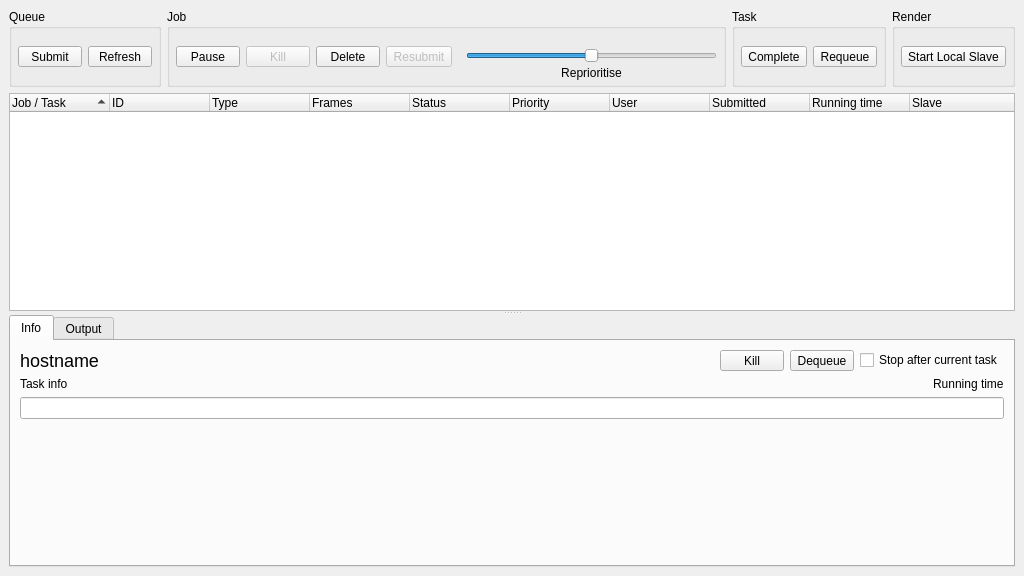
mjbonnington/icarus-gps, file core/tools/renderQueue/queue_ui.ui: the form before one commit.
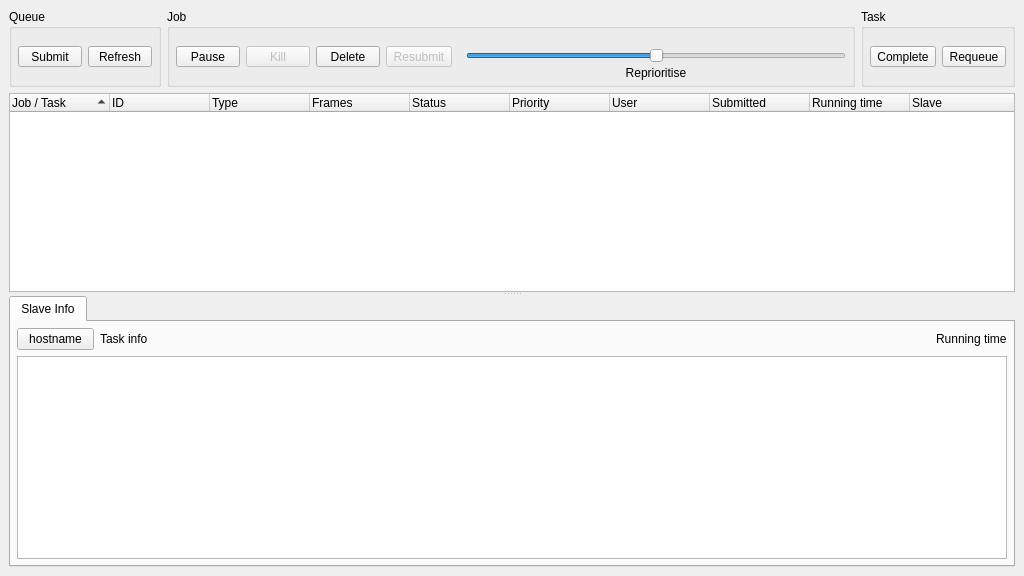
The form after the commit. Icons and pictures are not drawn.

Commit message: Render queue substantially working.

```diff
--- a/core/tools/renderQueue/queue_ui.ui
+++ b/core/tools/renderQueue/queue_ui.ui
@@ -420,60 +420,6 @@
          </layout>
         </widget>
        </item>
-       <item>
-        <widget class="QGroupBox" name="render_groupBox">
-         <property name="title">
-          <string>Render</string>
-         </property>
-         <layout class="QHBoxLayout" name="horizontalLayout_6">
-          <property name="leftMargin">
-           <number>6</number>
-          </property>
-          <property name="topMargin">
-           <number>4</number>
-          </property>
-          <property name="rightMargin">
-           <number>6</number>
-          </property>
-          <property name="bottomMargin">
-           <number>4</number>
-          </property>
-          <item>
-           <widget class="QToolButton" name="slave_toolButton">
-            <property name="minimumSize">
-             <size>
-              <width>64</width>
-              <height>0</height>
-             </size>
-            </property>
-            <property name="toolTip">
-             <string>&lt;html&gt;&lt;head/&gt;&lt;body&gt;&lt;p&gt;&lt;span style=&quot; font-weight:600;&quot;&gt;Toggle the local render slave&lt;/span&gt;&lt;/p&gt;&lt;p&gt;When enabled, the local slave will periodically look for jobs to render.&lt;/p&gt;&lt;/body&gt;&lt;/html&gt;</string>
-            </property>
-            <property name="text">
-             <string>Start Local Slave</string>
-            </property>
-            <property name="icon">
-             <iconset resource="../../ui/rsc.qrc">
-              <normaloff>:/rsc/rsc/icon_render.png</normaloff>
-              <disabledoff>:/rsc/rsc/icon_render_disabled.png</disabledoff>:/rsc/rsc/icon_render.png</iconset>
-            </property>
-            <property name="iconSize">
-             <size>
-              <width>32</width>
-              <height>32</height>
-             </size>
-            </property>
-            <property name="checkable">
-             <bool>true</bool>
-            </property>
-            <property name="toolButtonStyle">
-             <enum>Qt::ToolButtonTextUnderIcon</enum>
-            </property>
-           </widget>
-          </item>
-         </layout>
-        </widget>
-       </item>
       </layout>
      </widget>
     </item>
@@ -567,93 +513,69 @@
        </property>
        <widget class="QWidget" name="info_tab">
         <attribute name="title">
-         <string>Info</string>
+         <string>Slave Info</string>
         </attribute>
         <layout class="QVBoxLayout" name="verticalLayout_4">
+         <property name="margin">
+          <number>6</number>
+         </property>
          <item>
           <layout class="QHBoxLayout" name="slaveInfo_horizontalLayout">
            <item>
-            <widget class="QLabel" name="slaveStatus_label">
+            <widget class="QToolButton" name="slaveControl_toolButton">
+             <property name="sizePolicy">
+              <sizepolicy hsizetype="Maximum" vsizetype="Fixed">
+               <horstretch>0</horstretch>
+               <verstretch>0</verstretch>
+              </sizepolicy>
+             </property>
+             <property name="minimumSize">
+              <size>
+               <width>64</width>
+               <height>0</height>
+              </size>
+             </property>
+             <property name="toolTip">
+              <string>&lt;html&gt;&lt;head/&gt;&lt;body&gt;&lt;p&gt;&lt;span style=&quot; font-weight:600;&quot;&gt;Control the local render slave&lt;/span&gt;&lt;/p&gt;&lt;p&gt;Start and stop the local slave, and control task completion options.&lt;/p&gt;&lt;/body&gt;&lt;/html&gt;</string>
+             </property>
              <property name="styleSheet">
-              <string notr="true">QLabel {
-		font-size: 18px;
-}</string>
+              <string notr="true">QToolButton {
+	padding: 1px 12px 2px 1px;
+}
+
+QToolButton:pressed, QToolButton:checked:pressed {
+	padding: 2px 11px 1px 2px;
+}
+
+QToolButton:disabled {
+	color: #ccc;
+}
+</string>
              </property>
              <property name="text">
               <string>hostname</string>
              </property>
-            </widget>
-           </item>
-           <item>
-            <widget class="QToolButton" name="processKill_toolButton">
-             <property name="minimumSize">
-              <size>
-               <width>64</width>
-               <height>0</height>
-              </size>
+             <property name="icon">
+              <iconset resource="../../ui/rsc.qrc">
+               <normaloff>:/rsc/rsc/status_icon_ready.png</normaloff>:/rsc/rsc/status_icon_ready.png</iconset>
              </property>
-             <property name="text">
-              <string>Kill</string>
-             </property>
              <property name="iconSize">
               <size>
-               <width>32</width>
-               <height>32</height>
+               <width>15</width>
+               <height>15</height>
               </size>
              </property>
-             <property name="toolButtonStyle">
-              <enum>Qt::ToolButtonTextUnderIcon</enum>
-             </property>
-            </widget>
-           </item>
-           <item>
-            <widget class="QToolButton" name="dequeue_toolButton">
-             <property name="minimumSize">
-              <size>
-               <width>64</width>
-               <height>0</height>
-              </size>
-             </property>
-             <property name="text">
-              <string>Dequeue</string>
-             </property>
-             <property name="iconSize">
-              <size>
-               <width>32</width>
-               <height>32</height>
-              </size>
-             </property>
-             <property name="toolButtonStyle">
-              <enum>Qt::ToolButtonTextUnderIcon</enum>
-             </property>
-            </widget>
-           </item>
-           <item>
-            <widget class="QCheckBox" name="stopAfterTask_checkBox">
-             <property name="enabled">
+             <property name="checkable">
               <bool>true</bool>
              </property>
-             <property name="sizePolicy">
-              <sizepolicy hsizetype="Maximum" vsizetype="Fixed">
-               <horstretch>0</horstretch>
-               <verstretch>0</verstretch>
-              </sizepolicy>
+             <property name="popupMode">
+              <enum>QToolButton::InstantPopup</enum>
              </property>
-             <property name="toolTip">
-              <string>Stop this slave when the current task completes.</string>
-             </property>
-             <property name="text">
-              <string>Stop after current task</string>
-             </property>
-             <property name="checked">
-              <bool>false</bool>
+             <property name="toolButtonStyle">
+              <enum>Qt::ToolButtonTextBesideIcon</enum>
              </property>
             </widget>
            </item>
-          </layout>
-         </item>
-         <item>
-          <layout class="QHBoxLayout" name="taskInfo_horizontalLayout">
            <item>
             <widget class="QLabel" name="taskInfo_label">
              <property name="text">
@@ -676,36 +598,6 @@
            </item>
           </layout>
          </item>
-         <item>
-          <widget class="QLineEdit" name="command_lineEdit">
-           <property name="readOnly">
-            <bool>true</bool>
-           </property>
-          </widget>
-         </item>
-         <item>
-          <spacer name="verticalSpacer">
-           <property name="orientation">
-            <enum>Qt::Vertical</enum>
-           </property>
-           <property name="sizeHint" stdset="0">
-            <size>
-             <width>20</width>
-             <height>40</height>
-            </size>
-           </property>
-          </spacer>
-         </item>
-        </layout>
-       </widget>
-       <widget class="QWidget" name="output_tab">
-        <attribute name="title">
-         <string>Output</string>
-        </attribute>
-        <layout class="QVBoxLayout" name="verticalLayout">
-         <property name="margin">
-          <number>0</number>
-         </property>
          <item>
           <widget class="QTextEdit" name="output_textEdit">
            <property name="font">
```
Left out of the diff: 2 changed lines with no effect on the pictures. The commit also changes 11 other files.
